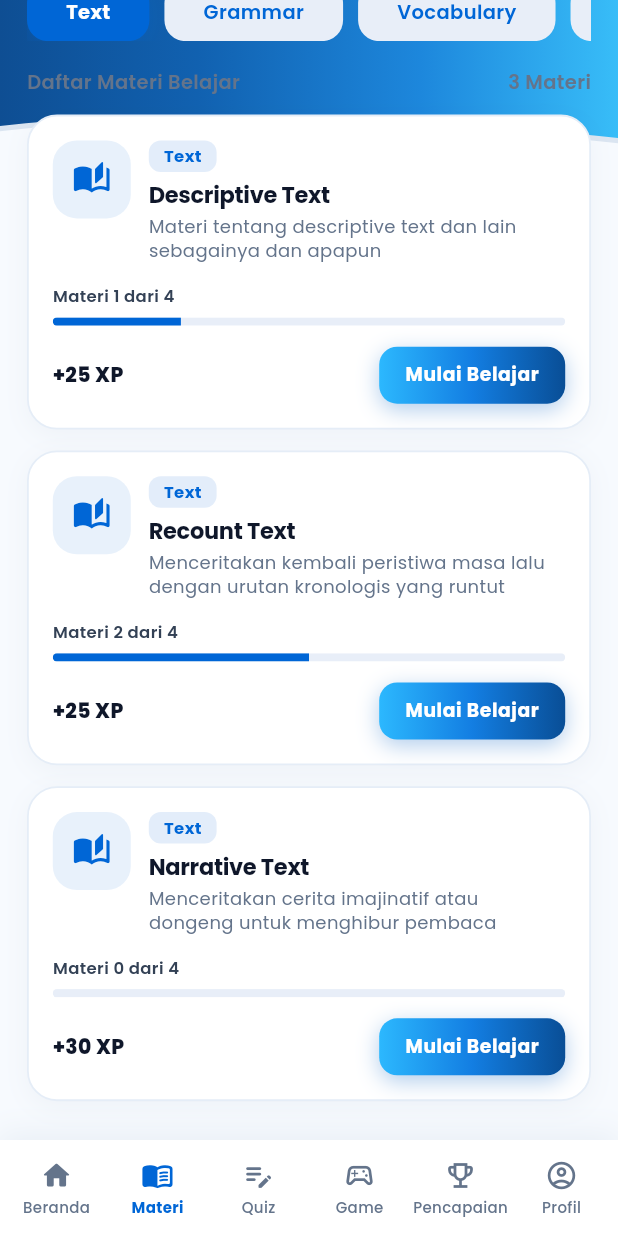
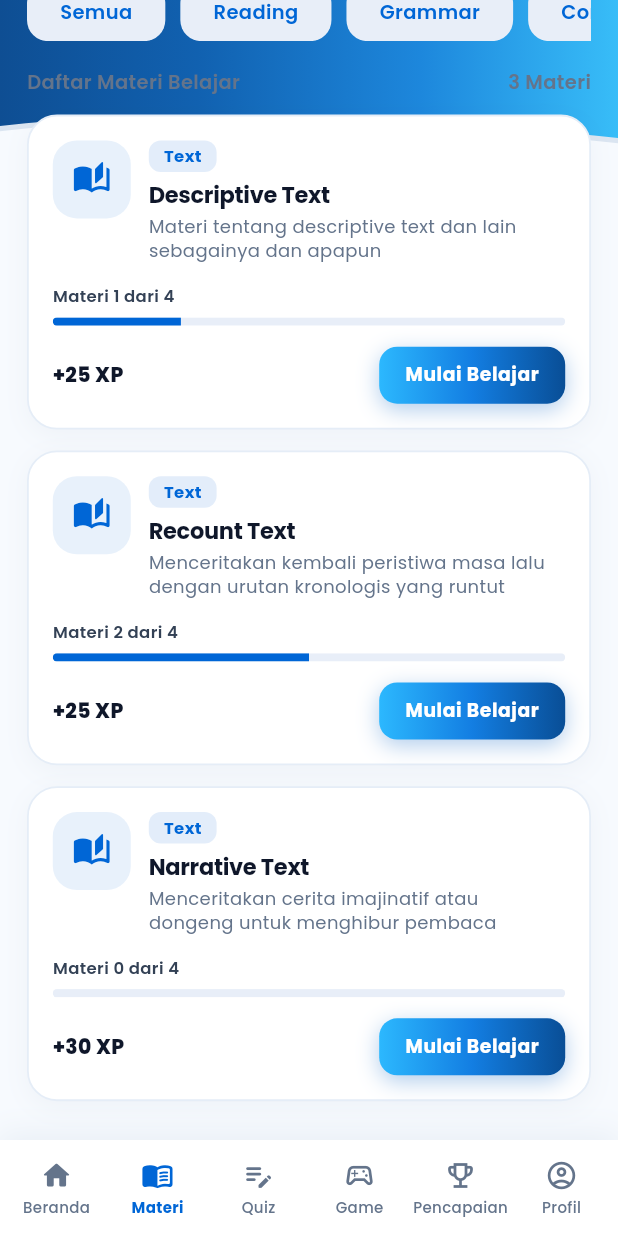
Before and after one commit to alfinrembang/belajar_bhsinggris, a Flutter app: the MateriSiswaPage screen opened directly, scrolled down 534 dp, on a phone screen of 412 x 824 dp. Run offline on Flutter 3.47's test engine with Material 3 defaults, Android fonts, the phone set to English and light mode, and no system bars; our stand-ins replace google_fonts, image_picker.

Commit message:
feat(ui): perbarui ikon dan tema warna ungu kategori percakapan serta filter materi dinamis

```diff
--- a/lib/Halaman_siswa/materi/sections/materi_filter_section.dart
+++ b/lib/Halaman_siswa/materi/sections/materi_filter_section.dart
@@ -1,7 +1,7 @@
 import 'package:flutter/material.dart';
 import 'package:google_fonts/google_fonts.dart';
 
-/// Section Filter Materi: Menampilkan Pilihan Kategori (Text, Grammar, Vocabulary, All)
+/// Section Filter Materi: Menampilkan Pilihan Kategori (Semua, Reading, Grammar, Conversation, Vocabulary)
 /// dengan palet warna biru cerah konsisten dengan Beranda.
 class MateriFilterSection extends StatelessWidget {
   final String selectedCategory;
@@ -10,9 +10,9 @@ class MateriFilterSection extends StatelessWidget {
 
   const MateriFilterSection({
     super.key,
-    this.selectedCategory = 'Text',
+    this.selectedCategory = 'Semua',
     this.onCategoryChanged,
-    this.categories = const ['Text', 'Grammar', 'Vocabulary', 'All'],
+    this.categories = const ['Semua', 'Reading', 'Grammar', 'Conversation', 'Vocabulary'],
   });
 
   @override
@@ -22,7 +22,9 @@ class MateriFilterSection extends StatelessWidget {
       physics: const BouncingScrollPhysics(),
       child: Row(
         children: categories.map((cat) {
-          final isSelected = cat.toLowerCase() == selectedCategory.toLowerCase();
+          final isSelected = cat.toLowerCase() == selectedCategory.toLowerCase() ||
+              ((selectedCategory == 'Semua' || selectedCategory == 'All') && (cat == 'Semua' || cat == 'All'));
+
           return Padding(
             padding: const EdgeInsets.only(right: 10),
             child: InkWell(
@@ -31,7 +33,7 @@ class MateriFilterSection extends StatelessWidget {
               child: AnimatedContainer(
                 duration: const Duration(milliseconds: 200),
                 padding: const EdgeInsets.symmetric(
-                  horizontal: 26,
+                  horizontal: 22,
                   vertical: 10,
                 ),
                 decoration: BoxDecoration(
--- a/lib/widgets/materi_thumbnail.dart
+++ b/lib/widgets/materi_thumbnail.dart
@@ -57,21 +57,21 @@ class MateriCategoryTheme {
       case 'speaking':
       case 'conversation':
         return const MateriCategoryTheme(
-          icon: Icons.record_voice_over_rounded,
-          iconColor: Color(0xFF0D9488), // Teal Modern
-          bgColor: Color(0xFFCCFBF1),
-          badgeBgColor: Color(0xFFF0FDFA),
-          badgeTextColor: Color(0xFF0F766E),
+          icon: Icons.forum_rounded, // Chat / Percakapan Interaktif
+          iconColor: Color(0xFF7C3AED), // Ungu Modern (Vibrant Violet)
+          bgColor: Color(0xFFEDE9FE), // Soft Purple Background
+          badgeBgColor: Color(0xFFF5F3FF),
+          badgeTextColor: Color(0xFF7C3AED),
         );
 
       case 'listening':
       case 'audio':
         return const MateriCategoryTheme(
           icon: Icons.headphones_rounded,
-          iconColor: Color(0xFF7C3AED), // Purple / Violet
-          bgColor: Color(0xFFEDE9FE),
-          badgeBgColor: Color(0xFFF5F3FF),
-          badgeTextColor: Color(0xFF7C3AED),
+          iconColor: Color(0xFF4F46E5), // Indigo Modern
+          bgColor: Color(0xFFEEF2FF),
+          badgeBgColor: Color(0xFFF5F7FF),
+          badgeTextColor: Color(0xFF4F46E5),
         );
 
       default:
```
